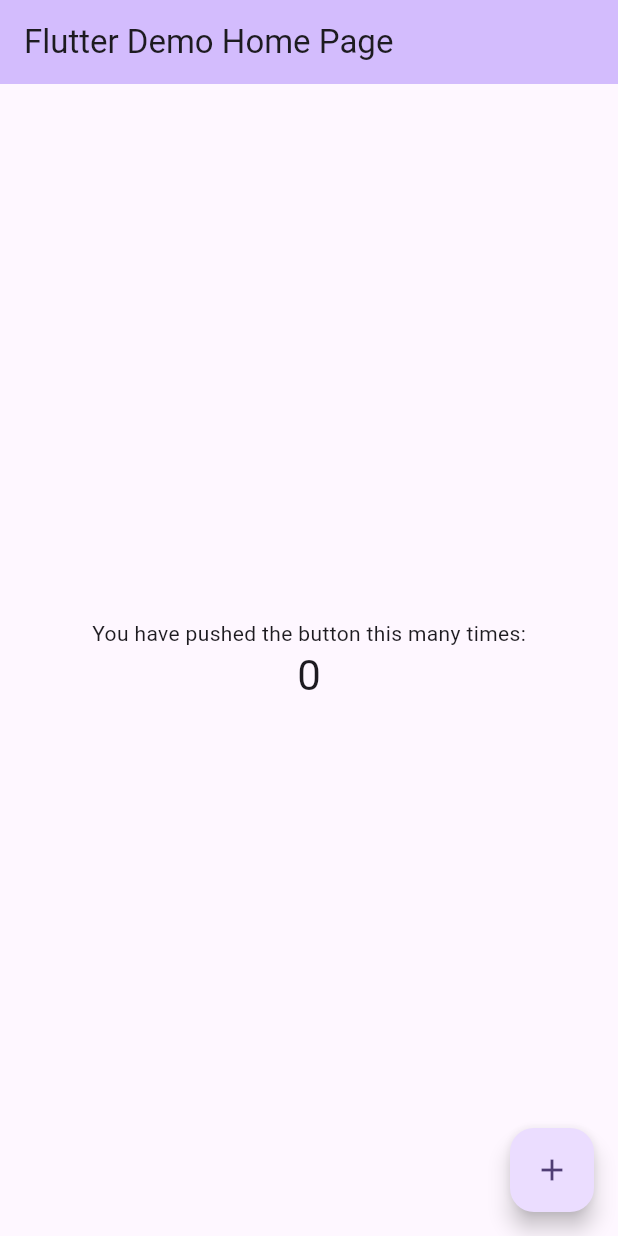
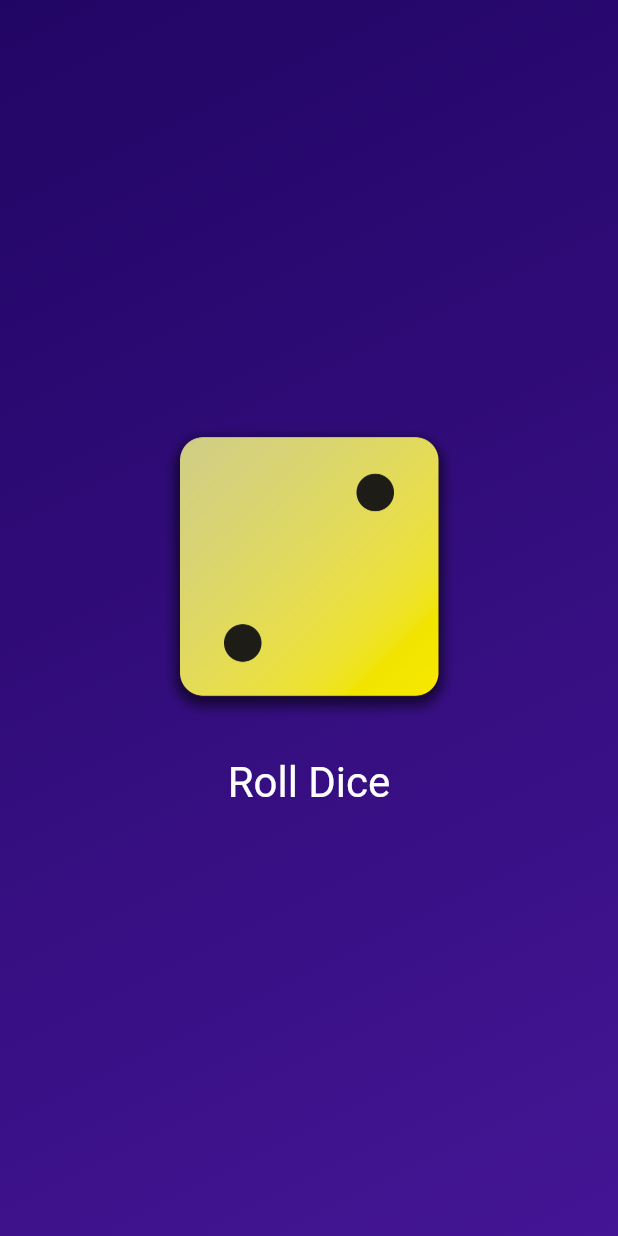
Before and after one commit to developerHarshIBM/roll_dice_app, a Flutter app: the screen it shows after launch, on a phone screen of 412 x 824 dp. Run offline on Flutter 3.47's test engine with Material 2 defaults, Android fonts, the phone set to English and light mode, and no system bars.

Commit message:
project finalized on 27 july 2023

```diff
--- /dev/null
+++ b/lib/dice_roller.dart
@@ -0,0 +1,53 @@
+import 'package:flutter/material.dart';
+import 'dart:math';
+
+final randomizer = Random();
+
+class DiceRoller extends StatefulWidget {
+  const DiceRoller({super.key});
+
+  @override
+  State<DiceRoller> createState() {
+    return _DiceRollerState();
+  }
+}
+
+class _DiceRollerState extends State<DiceRoller> {
+
+  var currentDiceRoll = 2;
+
+  void rollDice() {
+
+    setState(() {
+      currentDiceRoll = randomizer.nextInt(6) + 1;
+    });
+  }
+
+  @override
+  Widget build(context) {
+    return Column(
+      mainAxisSize: MainAxisSize.min,
+      children: [
+        Image.asset(
+          'assets/dice-$currentDiceRoll.png',
+          width: 200,
+        ),
+        const SizedBox(
+          height: 20,
+        ),
+        TextButton(
+          onPressed: rollDice,
+          style: TextButton.styleFrom(
+              // padding: const EdgeInsets.only(
+              //   top: 20,
+              // ),
+              foregroundColor: Colors.white,
+              textStyle: const TextStyle(
+                fontSize: 28,
+              )),
+          child: Text('Roll Dice'),
+        )
+      ],
+    );
+  }
+}
--- /dev/null
+++ b/lib/gradient_container.dart
@@ -0,0 +1,34 @@
+import 'package:flutter/material.dart';
+import 'package:roll_dice_app/dice_roller.dart';
+
+final startAlignment = Alignment.topLeft;
+final endAlignment = Alignment.bottomRight;
+
+class GradientContainer extends StatelessWidget {
+  const GradientContainer(this.color1, this.color2, {super.key});
+
+  const GradientContainer.purple()
+      : color1 = Colors.deepPurple,
+        color2 = Colors.indigo;
+
+  final Color color1;
+  final Color color2;
+
+
+
+  @override
+  Widget build(context) {
+    return Container(
+      decoration: BoxDecoration(
+        gradient: LinearGradient(
+          colors: [color1, color2],
+          begin: startAlignment,
+          end: endAlignment,
+        ),
+      ),
+      child: Center(
+        child: DiceRoller(),
+      ),
+    );
+  }
+}
--- a/lib/main.dart
+++ b/lib/main.dart
@@ -1,77 +1,15 @@
 import 'package:flutter/material.dart';
+import 'package:roll_dice_app/gradient_container.dart';
 
 void main() {
-  runApp(const MyApp());
-}
-
-class MyApp extends StatelessWidget {
-  const MyApp({super.key});
-
-  // This widget is the root of your application.
-  @override
-  Widget build(BuildContext context) {
-    return MaterialApp(
-      title: 'Flutter Demo',
-      theme: ThemeData(
-
-        colorScheme: ColorScheme.fromSeed(seedColor: Colors.deepPurple),
-        useMaterial3: true,
-      ),
-      home: const MyHomePage(title: 'Flutter Demo Home Page'),
-    );
-  }
-}
-
-class MyHomePage extends StatefulWidget {
-  const MyHomePage({super.key, required this.title});
-
-
-
-  final String title;
-
-  @override
-  State<MyHomePage> createState() => _MyHomePageState();
-}
-
-class _MyHomePageState extends State<MyHomePage> {
-  int _counter = 0;
-
-  void _incrementCounter() {
-    setState(() {
-      _counter++;
-    });
-  }
-
-  @override
-  Widget build(BuildContext context) {
-
-    return Scaffold(
-      appBar: AppBar(
-
-        backgroundColor: Theme.of(context).colorScheme.inversePrimary,
-
-        title: Text(widget.title),
-      ),
-      body: Center(
-
-        child: Column(
-          mainAxisAlignment: MainAxisAlignment.center,
-          children: <Widget>[
-            const Text(
-              'You have pushed the button this many times:',
-            ),
-            Text(
-              '$_counter',
-              style: Theme.of(context).textTheme.headlineMedium,
-            ),
-          ],
+  runApp(
+    const MaterialApp(
+      home: Scaffold(
+        body: GradientContainer(
+          Color.fromARGB(255, 33, 5, 100),
+          Color.fromARGB(255, 68, 21, 149),
         ),
       ),
-      floatingActionButton: FloatingActionButton(
-        onPressed: _incrementCounter,
-        tooltip: 'Increment',
-        child: const Icon(Icons.add),
-      ), // This trailing comma makes auto-formatting nicer for build methods.
-    );
-  }
+    ),
+  );
 }
--- /dev/null
+++ b/lib/styled_text.dart
@@ -0,0 +1,18 @@
+import 'package:flutter/material.dart';
+
+class StyledText extends StatelessWidget {
+  const StyledText(this.text, {super.key});
+
+  final String text;
+
+  @override
+  Widget build(context) {
+    return Text(
+      text,
+      style: const TextStyle(
+        color: Colors.white,
+        fontSize: 28,
+      ),
+    );
+  }
+}
```
Also changed, not shown: pubspec.yaml (+7 -3 lines), assets/dice-1.png (added), assets/dice-2.png (added), assets/dice-3.png (added), assets/dice-4.png (added), assets/dice-5.png (added), assets/dice-6.png (added), 2 other files.
